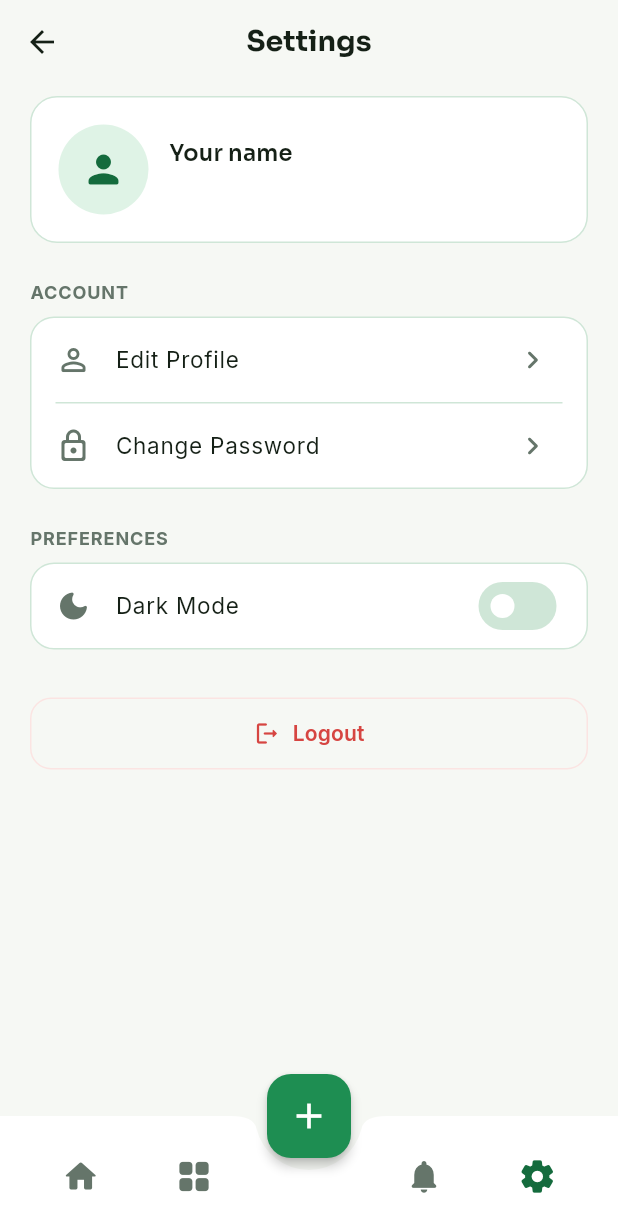
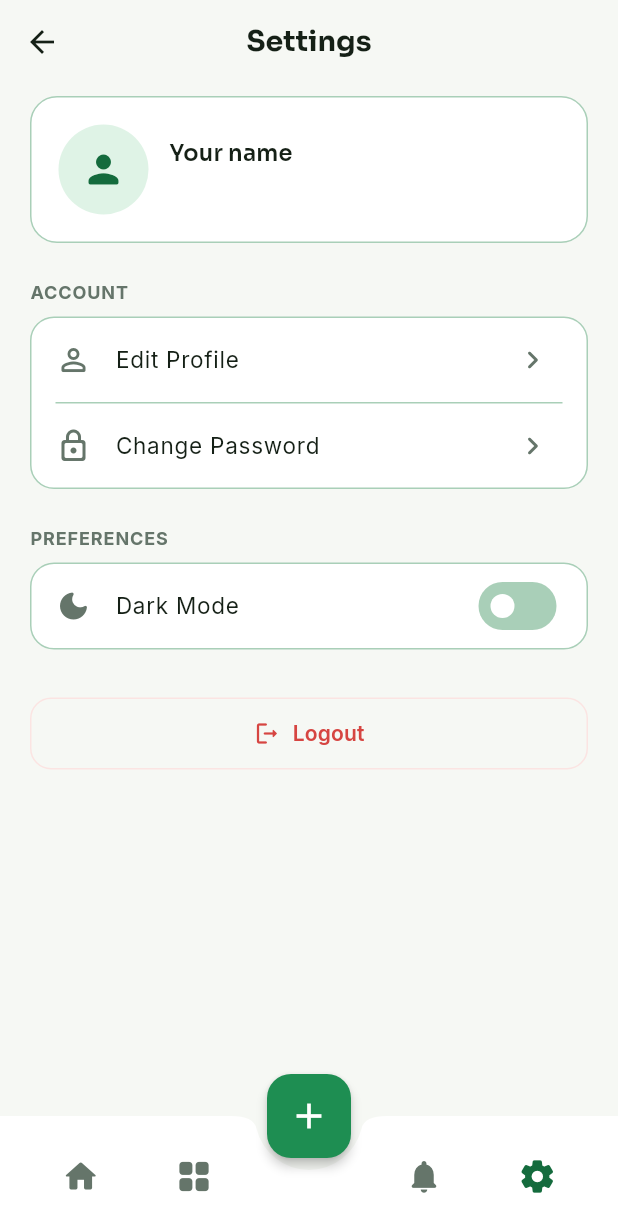
Before and after one commit to hashamkhan11/hisabkitab, a Flutter app: the screen it shows once a user with an empty profile is signed in, item 4 of the bottom bar chosen, on a phone screen of 412 x 824 dp. Shown: the top 1232 px of the screen. Run offline on Flutter 3.47's test engine with Material 3 defaults, Android fonts, the phone set to English and light mode, and no system bars; our stand-ins replace cached_network_image, csv, dotted_border, firebase_auth, firebase_core, firebase_crashlytics and 10 more; accounts and stored records are empty; network calls fail.

Commit message:
Increase border color contrast in light and dark themes
The border token was nearly the same color as both the card surface
and the page background in both themes, so cards that already had a
border rendered as if they had none. Every card across the app reads
this same token, so this one change fixes visibility app-wide.

```diff
--- a/lib/theme/app_theme.dart
+++ b/lib/theme/app_theme.dart
@@ -51,7 +51,7 @@ class AppColors extends ThemeExtension<AppColors> {
     surfaceAlt: Color(0xFFEFF4EC),
     textColor: Color(0xFF152016),
     textMuted: Color(0xFF65756A),
-    border: Color(0xFFCFE6D7),
+    border: Color(0xFFA9CFB8),
     accent: Color(0xFF1E8E52),
     accentStrong: Color(0xFF146B3D),
     accentSoft: Color(0xFFDFF3E6),
@@ -72,7 +72,7 @@ class AppColors extends ThemeExtension<AppColors> {
     surfaceAlt: Color(0xFF1C2921),
     textColor: Color(0xFFE8F1E9),
     textMuted: Color(0xFF8FA396),
-    border: Color(0xFF2E4A3A),
+    border: Color(0xFF3E6B52),
     accent: Color(0xFF3FCB7C),
     accentStrong: Color(0xFF33A868),
     accentSoft: Color(0xFF193825),
```
